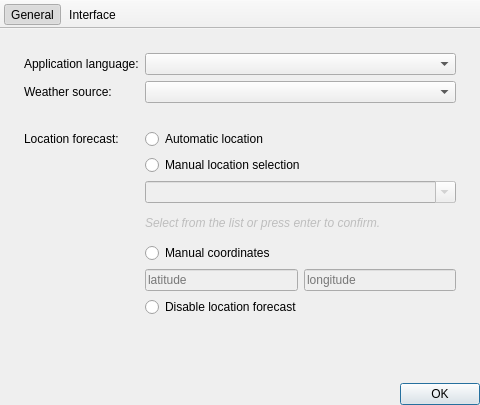
Above: src/settings/SettingsDialog.ui from ntadej/Vremenar before the change. Below: the same form after it.
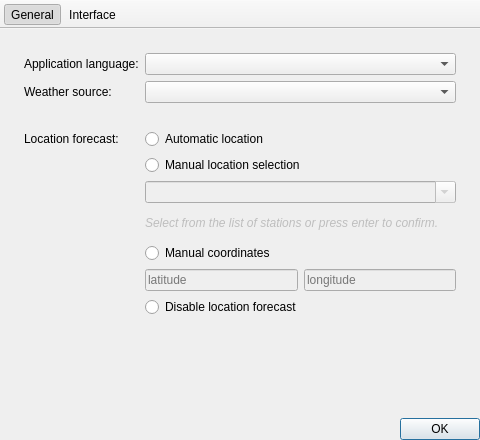
That is the form after the change. Icons and pictures are not drawn.

Diff of the .ui file:
```diff
--- a/src/settings/SettingsDialog.ui
+++ b/src/settings/SettingsDialog.ui
@@ -7,19 +7,19 @@
     <x>0</x>
     <y>0</y>
     <width>480</width>
-    <height>405</height>
+    <height>440</height>
    </rect>
   </property>
   <property name="minimumSize">
    <size>
     <width>480</width>
-    <height>405</height>
+    <height>440</height>
    </size>
   </property>
   <property name="maximumSize">
    <size>
     <width>480</width>
-    <height>405</height>
+    <height>440</height>
    </size>
   </property>
   <property name="unifiedTitleAndToolBarOnMac">
@@ -179,7 +179,7 @@
            <string notr="true">font-style: italic;</string>
           </property>
           <property name="text">
-           <string>Select from the list or press enter to confirm.</string>
+           <string>Select from the list of stations or press enter to confirm.</string>
           </property>
           <property name="wordWrap">
            <bool>true</bool>
```
